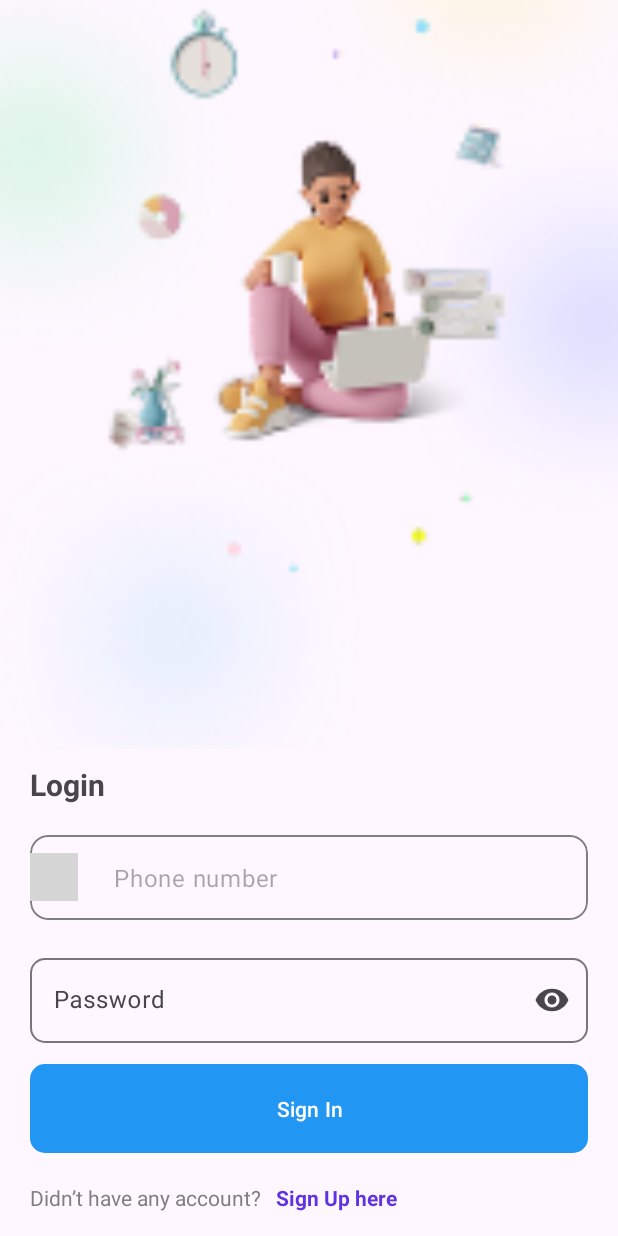
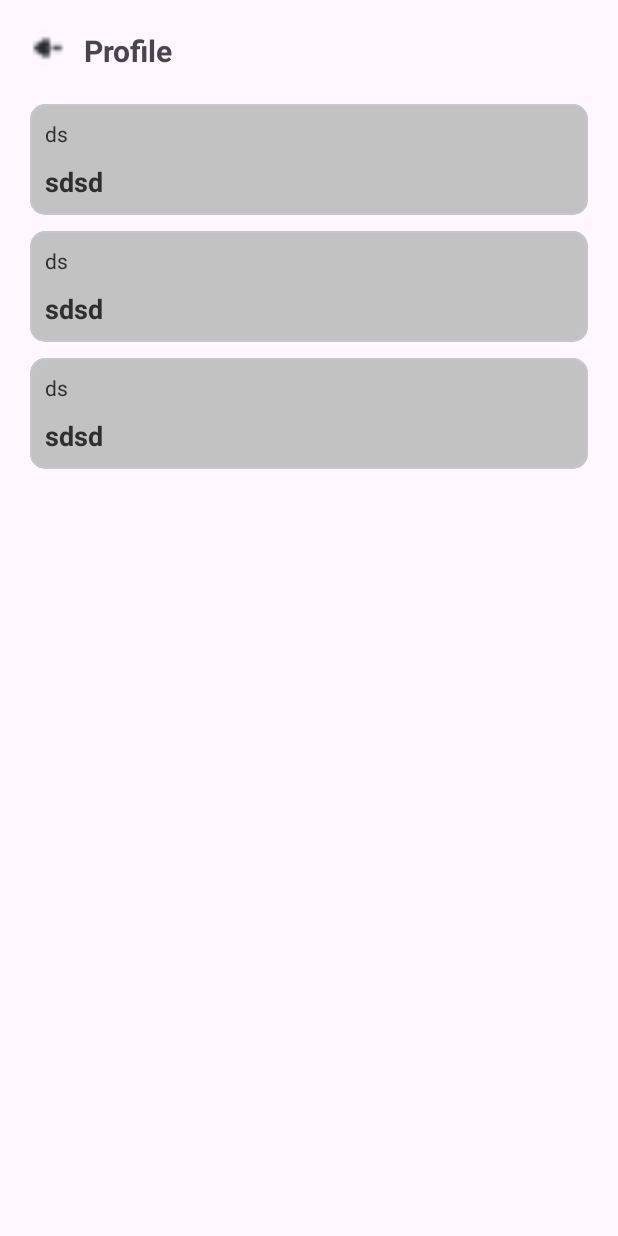
Before and after one commit to abdo2121nasser/todo-app-android, an Android app: the screen it shows after launch (LoginActivity before the commit, ProfileActivity after it), on a phone screen of 412 x 824 dp. Run offline under Robolectric (Android 15) with nearby library versions, the phone set to English and light mode, and no system bars; plain views replace CountryCodePicker; grey boxes are pictures that could not be loaded.

Commit message:
finish ui of profile screen

```diff
--- a/app/build.gradle.kts
+++ b/app/build.gradle.kts
@@ -60,6 +60,6 @@ dependencies {
     implementation("androidx.room:room-ktx:2.6.1")
     implementation("com.github.bumptech.glide:glide:4.16.0")
     implementation("androidx.lifecycle:lifecycle-viewmodel-ktx:2.6.2")
-
+    implementation ("com.google.android.material:material:1.12.0")
 
 }
--- a/app/src/main/AndroidManifest.xml
+++ b/app/src/main/AndroidManifest.xml
@@ -15,6 +15,9 @@
         android:theme="@style/Theme.Todo_app"
         tools:targetApi="31">
         <activity
+            android:name=".features.splash_feature.presentation.SplashActivity"
+            android:exported="false" />
+        <activity
             android:name=".features.task_feature.presentation.HomeTaskActivity"
             android:exported="false" />
         <activity
@@ -23,10 +26,8 @@
         <activity
             android:name=".features.authentication_feature.presentation_layer.RegisterActivity"
             android:exported="false" />
-
-
         <activity
-            android:name=".features.splash_feature.presentation.SplashActivity"
+            android:name=".features.profile_feature.presentation.ProfileActivity"
             android:exported="true">
             <intent-filter>
                 <action android:name="android.intent.action.MAIN" />
--- /dev/null
+++ b/app/src/main/java/com/example/todo_app/features/profile_feature/data/entities/ProfileItemEntity.kt
@@ -0,0 +1,3 @@
+package com.example.todo_app.features.profile_feature.data.entities
+
+data class ProfileItemEntity(val title:String,val subTitle:String)
--- /dev/null
+++ b/app/src/main/java/com/example/todo_app/features/profile_feature/presentation/ProfileActivity.kt
@@ -0,0 +1,23 @@
+package com.example.todo_app.features.profile_feature.presentation
+
+import androidx.appcompat.app.AppCompatActivity
+import android.os.Bundle
+import com.example.todo_app.R
+import com.example.todo_app.databinding.ActivityProfileBinding
+import com.example.todo_app.databinding.ProfileItemBinding
+import com.example.todo_app.features.profile_feature.data.entities.ProfileItemEntity
+
+class ProfileActivity : AppCompatActivity() {
+    private lateinit var profileBinding:ActivityProfileBinding
+    override fun onCreate(savedInstanceState: Bundle?) {
+        super.onCreate(savedInstanceState)
+        profileBinding= ActivityProfileBinding.inflate(layoutInflater)
+        setContentView(profileBinding.root)
+        val list:List<ProfileItemEntity> = listOf(
+            ProfileItemEntity("ds","sdsd",),
+            ProfileItemEntity("ds","sdsd",),
+            ProfileItemEntity("ds","sdsd",),
+        )
+        profileBinding.profileRecycleView.adapter=ProfileAdaptor(list)
+    }
+}
--- /dev/null
+++ b/app/src/main/java/com/example/todo_app/features/profile_feature/presentation/ProfileAdaptor.kt
@@ -0,0 +1,40 @@
+package com.example.todo_app.features.profile_feature.presentation
+
+import android.view.LayoutInflater
+import android.view.TextureView
+import android.view.View
+import android.view.ViewGroup
+import android.widget.TextView
+import androidx.recyclerview.widget.RecyclerView
+import com.example.todo_app.databinding.ProfileItemBinding
+import com.example.todo_app.features.profile_feature.data.entities.ProfileItemEntity
+
+class ProfileAdaptor(private val profileItems: List<ProfileItemEntity>) :
+    RecyclerView.Adapter<ProfileAdaptor.Holder>() {
+
+
+    class Holder(item: ProfileItemBinding) : RecyclerView.ViewHolder(item.root) {
+         val title:TextView=item.title
+         val subTitle:TextView=item.subTitle
+
+    }
+
+    override fun onCreateViewHolder(parent: ViewGroup, viewType: Int): Holder {
+        return Holder(
+            ProfileItemBinding.inflate(
+                LayoutInflater.from(parent.context),
+                parent,
+                false
+            )
+        )
+    }
+
+    override fun getItemCount(): Int = profileItems.size
+
+    override fun onBindViewHolder(holder: Holder, position: Int) {
+        holder.title.text=profileItems[position].title
+        holder.subTitle.text=profileItems[position].subTitle
+    }
+
+
+}
--- /dev/null
+++ b/app/src/main/res/layout/activity_profile.xml
@@ -0,0 +1,52 @@
+<?xml version="1.0" encoding="utf-8"?>
+<androidx.constraintlayout.widget.ConstraintLayout
+    xmlns:android="http://schemas.android.com/apk/res/android"
+    xmlns:app="http://schemas.android.com/apk/res-auto"
+    xmlns:tools="http://schemas.android.com/tools"
+    android:layout_width="match_parent"
+    android:layout_height="match_parent"
+    android:layout_marginHorizontal="20sp"
+
+    android:orientation="vertical"
+    tools:context=".features.profile_feature.presentation.ProfileActivity">
+
+    <ImageView
+        android:id="@+id/return_arrow"
+        android:layout_width="24sp"
+        android:layout_height="24sp"
+        android:src="@drawable/back_arrow"
+        app:layout_constraintTop_toTopOf="parent"
+        android:layout_marginStart="20sp"
+        android:layout_marginVertical="20sp"
+        app:layout_constraintStart_toStartOf="parent"
+        app:layout_constraintEnd_toStartOf="@id/title"
+        app:layout_constraintBottom_toTopOf="@id/profile_recycle_view"
+        />
+
+    <TextView
+        android:id="@+id/title"
+        android:layout_width="wrap_content"
+        android:layout_height="wrap_content"
+        android:layout_marginStart="12dp"
+        app:layout_constraintStart_toEndOf="@id/return_arrow"
+        app:layout_constraintTop_toTopOf="@id/return_arrow"
+        android:text="@string/profile"
+        android:textSize="20sp"
+        android:textStyle="bold"
+     />
+
+ <androidx.recyclerview.widget.RecyclerView
+     android:id="@+id/profile_recycle_view"
+     android:layout_width="match_parent"
+     android:layout_height="wrap_content"
+     app:layout_constraintStart_toStartOf="parent"
+     app:layout_constraintEnd_toEndOf="parent"
+     app:layout_constraintTop_toBottomOf="@id/return_arrow"
+     android:layout_marginVertical="20sp"
+     tools:listitem="@layout/profile_item"
+     app:layoutManager="androidx.recyclerview.widget.LinearLayoutManager"
+     />
+
+
+
+</androidx.constraintlayout.widget.ConstraintLayout>
--- /dev/null
+++ b/app/src/main/res/layout/profile_item.xml
@@ -0,0 +1,44 @@
+<?xml version="1.0" encoding="utf-8"?>
+<com.google.android.material.card.MaterialCardView xmlns:android="http://schemas.android.com/apk/res/android"
+    xmlns:app="http://schemas.android.com/apk/res-auto"
+    xmlns:tools="http://schemas.android.com/tools"
+    android:layout_width="match_parent"
+    android:layout_height="wrap_content"
+    android:backgroundTint="@color/light_grey"
+app:contentPadding="10sp"
+    app:cardCornerRadius="10sp"
+    android:layout_marginHorizontal="20sp"
+    android:layout_marginVertical="5sp"
+
+    >
+
+    <LinearLayout
+        android:layout_width="match_parent"
+        android:layout_height="match_parent"
+        android:orientation="vertical">
+
+        <TextView
+            android:id="@+id/title"
+            android:layout_width="wrap_content"
+            android:layout_height="wrap_content"
+            android:textColor="@color/profile_text"
+            android:textSize="14sp"
+            tools:text="Name" />
+        <Space
+            android:layout_width="wrap_content"
+android:layout_height="10sp"
+            />
+
+        <TextView
+            android:id="@+id/sub_title"
+            android:layout_width="wrap_content"
+            android:layout_height="wrap_content"
+            android:textColor="@color/profile_text"
+            android:textSize="18sp"
+            android:textStyle="bold"
+            tools:text="Islam Sayed"
+/>
+
+    </LinearLayout>
+
+</com.google.android.material.card.MaterialCardView>
--- a/app/src/main/res/values/colors.xml
+++ b/app/src/main/res/values/colors.xml
@@ -5,6 +5,8 @@
     <color name="blue">#2196F3</color>
     <color name="light_blue">#E3F2FF</color>
     <color name="grey">#7F7F7F</color>
+    <color name="light_grey">#c2c2c2</color>
+    <color name="profile_text">#2F2F2F</color>
     <color name="vilote">#5F33E1</color>
     <color name="light_vilote">#F0ECFF</color>
     <color name="red">#F60404</color>
--- a/app/src/main/res/values/strings.xml
+++ b/app/src/main/res/values/strings.xml
@@ -13,6 +13,7 @@
     <string name="address_hint">Your Address</string>
     <string name="experience_level_hint">Experience Level</string>
     <string name="sign_in_here_word">Sign In here</string>
+    <string name="profile">Profile</string>
 
 
 </resources>
```
Also changed, not shown: app/src/main/java/com/example/todo_app/features/task_feature/presentation/view_models/TodoViewModel.kt (+1 -15 lines), app/src/main/res/drawable-hdpi/back_arrow.png (added), app/src/main/res/drawable-mdpi/back_arrow.png (added), app/src/main/res/drawable-xhdpi/back_arrow.png (added), app/src/main/res/drawable-xxhdpi/back_arrow.png (added), app/src/main/res/drawable-xxxhdpi/back_arrow.png (added).
